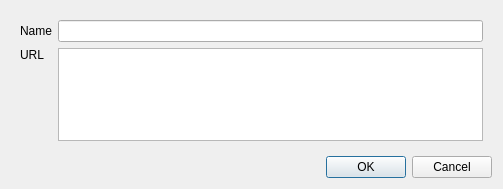
First picture: the form in desktop/design/form/editsubdialog.ui, repository Sangiria/go-proxy, before the edit.
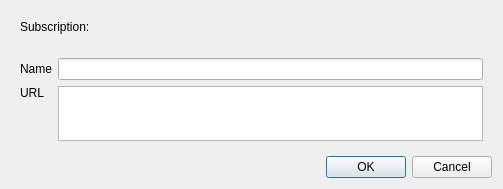
Second picture: the form after the edit.

Patch:
```diff
--- a/desktop/design/form/editsubdialog.ui
+++ b/desktop/design/form/editsubdialog.ui
@@ -26,11 +26,40 @@
    <string>Edit Subscription</string>
   </property>
   <layout class="QVBoxLayout" name="verticalLayout">
+   <item>
+    <widget class="QWidget" name="widget_2" native="true">
+     <layout class="QHBoxLayout" name="horizontalLayout">
+      <item>
+       <widget class="QLabel" name="label">
+        <property name="sizePolicy">
+         <sizepolicy hsizetype="Fixed" vsizetype="Preferred">
+          <horstretch>0</horstretch>
+          <verstretch>0</verstretch>
+         </sizepolicy>
+        </property>
+        <property name="text">
+         <string>Subscription: </string>
+        </property>
+       </widget>
+      </item>
+      <item>
+       <widget class="QLabel" name="labelError">
+        <property name="styleSheet">
+         <string notr="true">color: rgb(255, 0, 0);</string>
+        </property>
+        <property name="text">
+         <string/>
+        </property>
+       </widget>
+      </item>
+     </layout>
+    </widget>
+   </item>
    <item>
     <widget class="QWidget" name="widget" native="true">
      <layout class="QGridLayout" name="gridLayout">
       <item row="0" column="0">
-       <widget class="QLabel" name="label">
+       <widget class="QLabel" name="name">
         <property name="text">
          <string>Name</string>
         </property>
```
Left out of the diff: 6 changed lines with no effect on the pictures.
